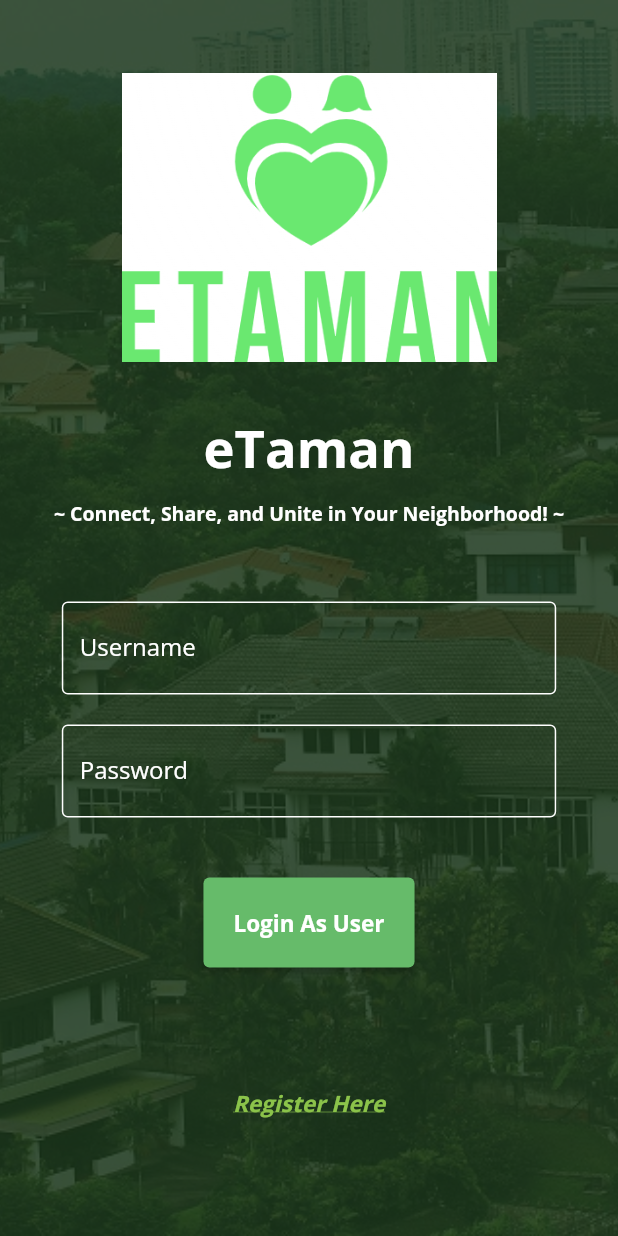
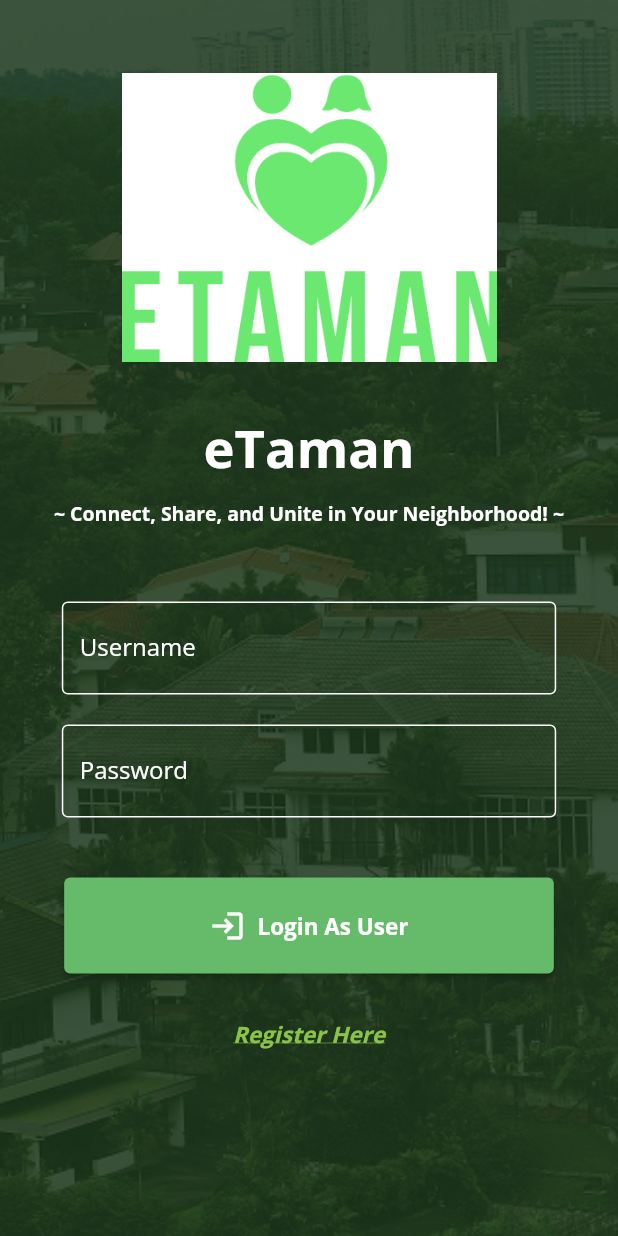
Before and after one commit to ConquerorFY/APU-Final-Year-Project, a Flutter app: the screen it shows after launch, after a tap on "Login As User", on a phone screen of 412 x 824 dp. Run offline on Flutter 3.47's test engine with Material 2 defaults, Android fonts, the phone set to English and light mode, and no system bars; our stand-ins replace flutter_spinkit; network calls fail.

Commit message:
Integrated Login API and UI

```diff
--- a/application/etaman_frontend/lib/screens/login.dart
+++ b/application/etaman_frontend/lib/screens/login.dart
@@ -1,4 +1,7 @@
+import 'package:etaman_frontend/services/auth.dart';
+import 'package:etaman_frontend/services/popup.dart';
 import 'package:flutter/material.dart';
+import 'package:etaman_frontend/services/api.dart';
 
 class Login extends StatefulWidget {
   const Login({super.key});
@@ -14,6 +17,10 @@ class LoginState extends State<Login> {
       GlobalKey<FormFieldState<String>>();
   final GlobalKey<FormFieldState<String>> _passwordKey =
       GlobalKey<FormFieldState<String>>();
+
+  ApiService apiService = ApiService(); // API Service
+  PopupService popupService = PopupService(); // Popup Service
+  AuthService authService = AuthService(); // Auth Service
 
   String usernameVal = '';
   String passwordVal = '';
@@ -41,7 +48,8 @@ class LoginState extends State<Login> {
       SingleChildScrollView(
           child: Padding(
               padding: const EdgeInsets.fromLTRB(0, 20, 0, 20),
-              child: SizedBox(
+              child: Stack(alignment: Alignment.center, children: [
+                SizedBox(
                     width: double.infinity,
                     child: Column(
                       mainAxisAlignment: MainAxisAlignment.center,
@@ -98,7 +106,13 @@ class LoginState extends State<Login> {
                                         focusedBorder: OutlineInputBorder(
                                             borderSide: BorderSide(
                                                 color: Colors.white,
-                                                width: 2.0)))),
+                                                width: 2.0))),
+                                    onChanged: (value) {
+                                      setState(() {
+                                        usernameVal = value;
+                                      });
+                                    },
+                                  ),
                                   const SizedBox(height: 20),
                                   TextFormField(
                                     key: _passwordKey,
@@ -119,28 +133,69 @@ class LoginState extends State<Login> {
                                         focusedBorder: OutlineInputBorder(
                                             borderSide: BorderSide(
                                                 color: Colors.white,
-                                                width: 2.0))))
+                                                width: 2.0))),
+                                    onChanged: (value) {
+                                      setState(() {
+                                        passwordVal = value;
+                                      });
+                                    },
+                                  )
                                 ]))),
                         const SizedBox(height: 40),
                         ElevatedButton(
-                        onPressed: () {
+                            onPressed: () async {
                               // Handle Login Process
-                          Navigator.pushNamed(context, '/login');
+                              Map<String, dynamic> loginData = {
+                                "username": usernameVal,
+                                "password": passwordVal,
+                              };
+                              final response =
+                                  await apiService.loginAccount(loginData);
+                              if (response != null) {
+                                final status = response["status"];
+                                final message = response["data"]["message"];
+                                if (status > 0) {
+                                  // Success message
+                                  // ignore: use_build_context_synchronously
+                                  popupService.showSuccessPopup(
+                                      context, "Login Message", message);
+                                  // Set auth token
+                                  final authToken = response["data"]["token"];
+                                  authService.setAuthToken(authToken);
+                                } else {
+                                  // Error message
+                                  // ignore: use_build_context_synchronously
+                                  popupService.showErrorPopup(
+                                      context, "Login Message", message);
+                                }
+                              }
                             },
                             style: ButtonStyle(
-                            backgroundColor: MaterialStateProperty.all<Color>(
+                                backgroundColor:
+                                    MaterialStateProperty.all<Color>(
                                         Colors.green.shade400),
                                 padding: MaterialStateProperty.all<EdgeInsets>(
                                     const EdgeInsets.all(20))),
-                        child: const Text('Login As User',
+                            child: const FractionallySizedBox(
+                                widthFactor: 0.77,
+                                child: Row(
+                                    mainAxisAlignment: MainAxisAlignment.center,
+                                    children: [
+                                      Icon(Icons.login, color: Colors.white),
+                                      SizedBox(width: 8.0),
+                                      Text('Login As User',
                                           style: TextStyle(
                                               fontSize: 15,
                                               fontWeight: FontWeight.bold,
                                               fontFamily: "OpenSans",
                                               color: Colors.white)),
-                      ),
+                                    ]))),
                         const SizedBox(height: 80),
-                      GestureDetector(
+                      ],
+                    )),
+                Positioned(
+                    bottom: 30,
+                    child: GestureDetector(
                       onTap: () {
                         // Navigate to Register Screen
                         Navigator.pushNamed(context, '/register');
@@ -153,9 +208,8 @@ class LoginState extends State<Login> {
                               decoration: TextDecoration.underline,
                               fontFamily: "OpenSans",
                               color: Colors.lightGreen)),
-                      ),
-                    ],
-                  ))))
+                    )),
+              ])))
     ]));
   }
 }
--- a/application/etaman_frontend/lib/services/api.dart
+++ b/application/etaman_frontend/lib/services/api.dart
@@ -11,10 +11,12 @@ class ApiService {
   // Logger
   EtamanLogger logger = EtamanLogger(); // logger
 
+  final baseUrl = "http://localhost:8000/api";
+
   // Register Resident Account API
   dynamic registerAccount(body) async {
     try {
-      final url = Uri.parse("http://localhost:8000/api/registerResident/");
+      final url = Uri.parse("$baseUrl/registerResident/");
       final headers = {'Content-Type': 'application/json'};
       final jsonBody = jsonEncode(body);
 
@@ -28,4 +30,22 @@ class ApiService {
       return null;
     }
   }
+
+  // Login Resident Account API
+  dynamic loginAccount(body) async {
+    try {
+      final url = Uri.parse("$baseUrl/loginResident/");
+      final headers = {'Content-Type': 'application/json'};
+      final jsonBody = jsonEncode(body);
+
+      final response = await post(url, headers: headers, body: jsonBody);
+      final responseData = jsonDecode(response.body);
+
+      logger.info("Login Account - $responseData");
+      return responseData;
+    } catch (e) {
+      logger.error("Login Account - $e");
+      return null;
+    }
+  }
 }
--- /dev/null
+++ b/application/etaman_frontend/lib/services/auth.dart
@@ -0,0 +1,16 @@
+class AuthService {
+  // Create Singleton instance
+  AuthService._();
+  static final AuthService _instance = AuthService._();
+  factory AuthService() => _instance;
+
+  String _authToken = "";
+
+  void setAuthToken(String tokenVal) {
+    _authToken = tokenVal;
+  }
+
+  String getAuthToken() {
+    return _authToken;
+  }
+}
--- a/application/etaman_frontend/lib/services/popup.dart
+++ b/application/etaman_frontend/lib/services/popup.dart
@@ -69,11 +69,11 @@ class MessagePopup extends StatelessWidget {
   }
 }
 
-class Popup {
+class PopupService {
   // Create Singleton instance
-  Popup._();
-  static final Popup _instance = Popup._();
-  factory Popup() => _instance;
+  PopupService._();
+  static final PopupService _instance = PopupService._();
+  factory PopupService() => _instance;
 
   void showSuccessPopup(BuildContext context, String title, String message) {
     showDialog(
--- a/application/etaman_frontend/pubspec.yaml
+++ b/application/etaman_frontend/pubspec.yaml
@@ -38,7 +38,6 @@ dependencies:
   intl: ^0.18.1
   flutter_spinkit: "^5.2.0"
   logging: "^1.2.0"
-
 
 dev_dependencies:
   flutter_test:
```
Also changed, not shown: application/etaman_frontend/lib/screens/register.dart (+12 -5 lines), application/tasklist.txt (+3 -6 lines). Lines whose indentation alone changed are shown as unchanged.
